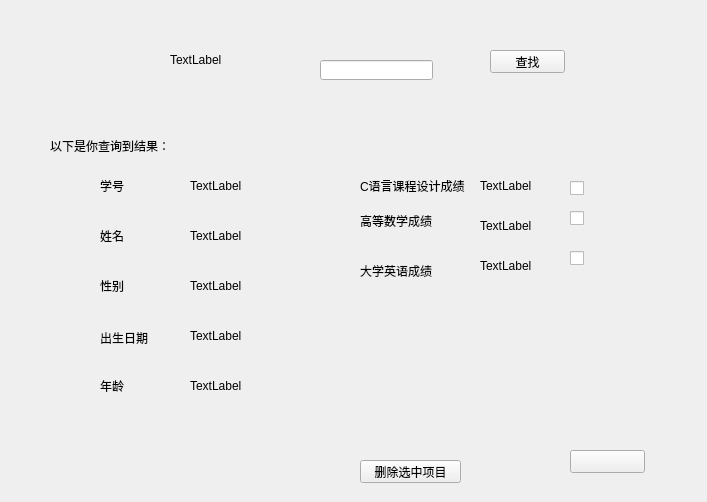
Qt form GuiApplication/DeletePage.ui (doublezhuang101/GuiApplication) before a commit.
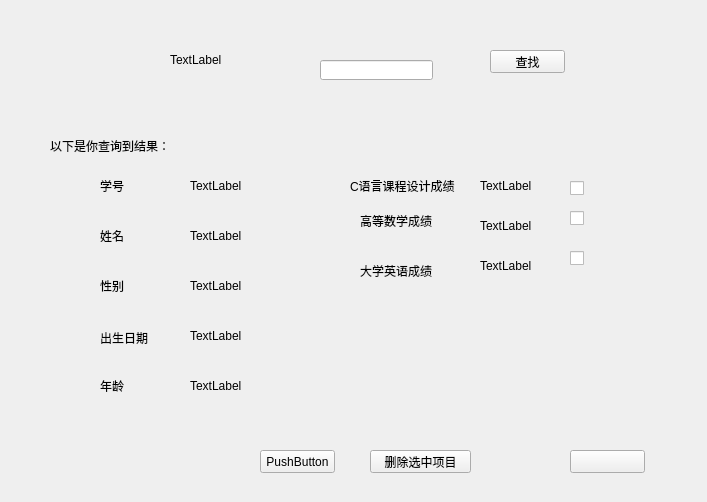
The same form after that commit.

Diff of the .ui file:
```diff
--- a/GuiApplication/DeletePage.ui
+++ b/GuiApplication/DeletePage.ui
@@ -117,7 +117,7 @@
   <widget class="QLabel" name="label_8">
    <property name="geometry">
     <rect>
-     <x>360</x>
+     <x>350</x>
      <y>170</y>
      <width>121</width>
      <height>31</height>
@@ -203,8 +203,8 @@
   <widget class="QPushButton" name="pushButton_3">
    <property name="geometry">
     <rect>
-     <x>360</x>
-     <y>460</y>
+     <x>370</x>
+     <y>450</y>
      <width>101</width>
      <height>23</height>
     </rect>
@@ -356,6 +356,19 @@
     <string>TextLabel</string>
    </property>
   </widget>
+  <widget class="QPushButton" name="pushButton">
+   <property name="geometry">
+    <rect>
+     <x>260</x>
+     <y>450</y>
+     <width>75</width>
+     <height>23</height>
+    </rect>
+   </property>
+   <property name="text">
+    <string>PushButton</string>
+   </property>
+  </widget>
  </widget>
  <layoutdefault spacing="6" margin="11"/>
  <tabstops>
```
Left out of the diff: 4 changed lines with no effect on the pictures.
